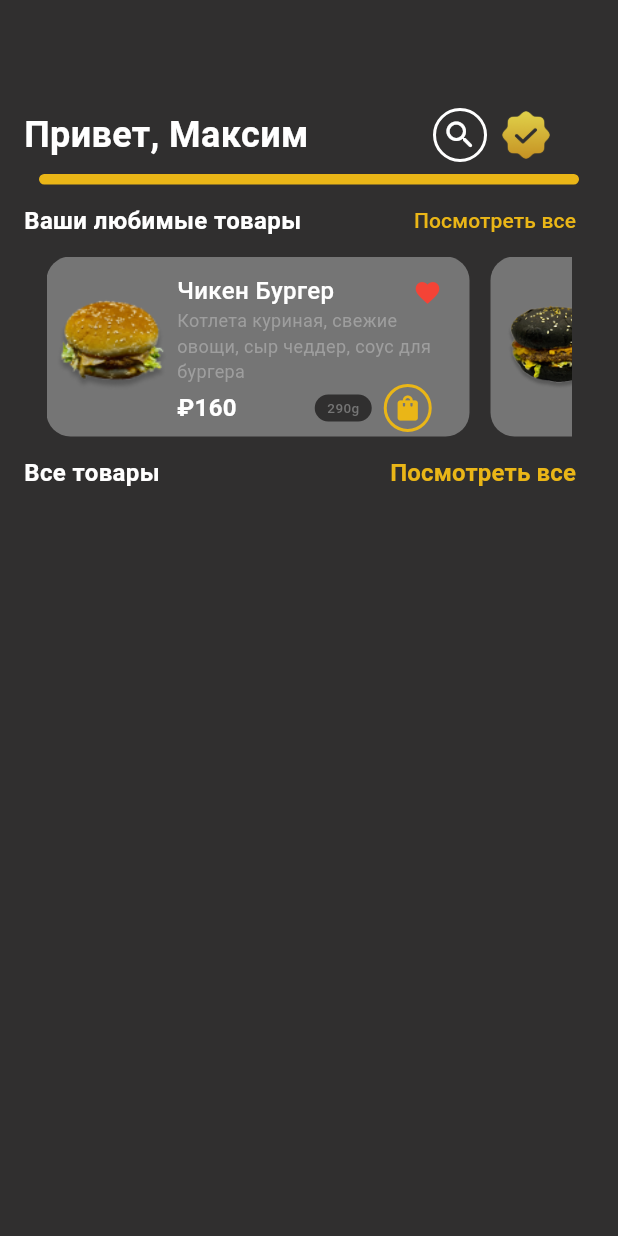
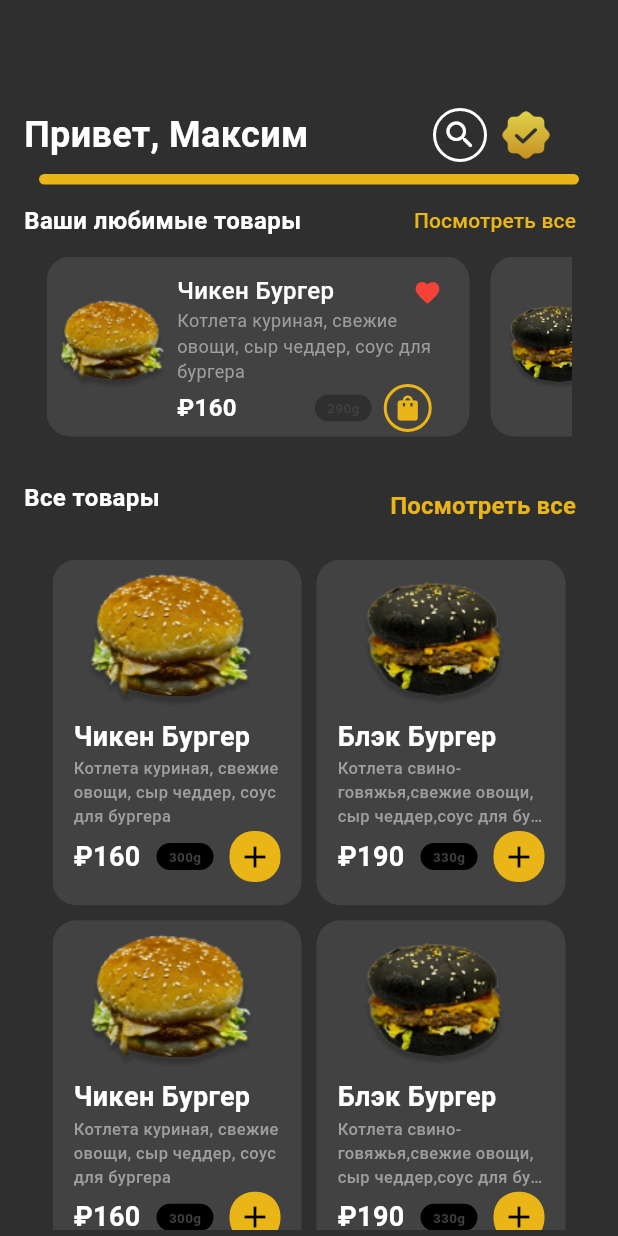
Before and after one commit to RahimjonIsmoilov/burger_app, a Flutter app: the MainPage screen opened directly, on a phone screen of 412 x 824 dp. Run offline on Flutter 3.47's test engine with Material 3 defaults, Android fonts, the phone set to English and light mode, and no system bars.

Commit message:
main change

```diff
--- /dev/null
+++ b/lib/main_page/local_date/foods_list.dart
@@ -0,0 +1,10 @@
+import 'package:burger_app/main_page/models/fooddmodel.dart';
+
+List<Fooddmodel> foods = [
+  Fooddmodel(description: "Котлета куриная, свежие овощи, сыр чеддер, соус для бургера",imgpath: "images/Chicken burger 2.png",name: "Чикен Бургер",price: "₽160",weight: "300g"),
+  Fooddmodel(imgpath: "images/Blackburger.png", name: "Блэк Бургер", description: "Котлета свино-говяжья,свежие овощи, сыр чеддер,соус для бургера", price: "₽190", weight: "330g"),
+  Fooddmodel(description: "Котлета куриная, свежие овощи, сыр чеддер, соус для бургера",imgpath: "images/Chicken burger 2.png",name: "Чикен Бургер",price: "₽160",weight: "300g"),
+  Fooddmodel(imgpath: "images/Blackburger.png", name: "Блэк Бургер", description: "Котлета свино-говяжья,свежие овощи, сыр чеддер,соус для бургера", price: "₽190", weight: "330g"),
+  Fooddmodel(description: "Котлета куриная, свежие овощи, сыр чеддер, соус для бургера",imgpath: "images/Chicken burger 2.png",name: "Чикен Бургер",price: "₽160",weight: "300g"),
+  Fooddmodel(imgpath: "images/Blackburger.png", name: "Блэк Бургер", description: "Котлета свино-говяжья,свежие овощи, сыр чеддер,соус для бургера", price: "₽190", weight: "330g")
+];
--- a/lib/main_page/main_page.dart
+++ b/lib/main_page/main_page.dart
@@ -1,5 +1,8 @@
+// import 'package:burger_app/main_page/local_date/food_list.dart';
 // import 'package:burger_app/main_page/local_date/food_list.dart';
 import 'package:burger_app/main_page/widgets/food_list.dart';
+import 'package:burger_app/main_page/widgets/foodcard.dart';
+import 'package:burger_app/main_page/widgets/foods.dart';
 import 'package:burger_app/varible.dart';
 import 'package:flutter/material.dart';
 
@@ -87,9 +90,12 @@ class MainPage extends StatelessWidget {
                       fontWeight: FontWeight.bold,
                       fontSize: 16),
                 ),
-                TextButton(
+                Padding(
+                  padding: const EdgeInsets.only(top: 22, bottom: 12),
+                  child: TextButton(
                       style: const ButtonStyle(
-                        overlayColor: MaterialStatePropertyAll(Colors.white24)),
+                          overlayColor:
+                              MaterialStatePropertyAll(Colors.white24)),
                       onPressed: () {},
                       child: Text(
                         "Посмотреть все",
@@ -97,21 +103,11 @@ class MainPage extends StatelessWidget {
                             color: maincolor,
                             fontWeight: FontWeight.bold,
                             fontSize: 16),
-                    ))
+                      )),
+                )
               ],
             ),
-            // Card(
-            //   elevation: 8,
-            //   child: GridView.builder(
-            //       padding: const EdgeInsets.all(12),
-            //       gridDelegate: const SliverGridDelegateWithMaxCrossAxisExtent(
-            //           maxCrossAxisExtent: 120,
-            //           childAspectRatio: 3 / 2,
-            //           crossAxisSpacing: 10,
-            //           mainAxisSpacing: 10),
-            //       itemCount: favfoodlists.length,
-            //       itemBuilder: (_, int index) {}),
-            // )
+            const Foods()
           ],
         ),
       ),
--- /dev/null
+++ b/lib/main_page/models/fooddmodel.dart
@@ -0,0 +1,9 @@
+class Fooddmodel {
+  final String imgpath;
+  final String name;
+  final String description;
+  final String price;
+  final String weight;
+  Fooddmodel( {
+    required this.imgpath,required this.name,required this.description,required this.price,required this.weight,} );
+}
--- /dev/null
+++ b/lib/main_page/widgets/foodcard.dart
@@ -0,0 +1,96 @@
+import 'package:burger_app/main_page/models/fooddmodel.dart';
+import 'package:burger_app/varible.dart';
+import 'package:flutter/material.dart';
+
+class FoodCard extends StatelessWidget {
+  const FoodCard({
+    super.key,
+    required this.fooddmodel,
+  });
+  final Fooddmodel fooddmodel;
+  @override
+  Widget build(BuildContext context) {
+    return Container(
+      padding: const EdgeInsets.only(
+        top: 6,
+        left: 14,
+        right: 14,
+      ),
+      height: 220,
+      width: 166,
+      decoration: BoxDecoration(
+          color: Colors.grey.shade800,
+          borderRadius: const BorderRadius.all(Radius.circular(16))),
+      child: Column(
+        crossAxisAlignment: CrossAxisAlignment.start,
+        children: [
+          Image(
+            image: AssetImage(fooddmodel.imgpath),
+            width: 129,
+            height: 99,
+          ),
+          Text(
+            fooddmodel.name,
+            style: const TextStyle(
+                fontSize: 18, fontWeight: FontWeight.bold, color: Colors.white),
+          ),
+          SizedBox(
+              width: 145,
+              height: 50,
+              child: Text(
+                fooddmodel.description,
+                overflow: TextOverflow.ellipsis,
+                maxLines: 3,
+                style: const TextStyle(
+                  fontWeight: FontWeight.w500,
+                  color: Colors.grey,
+                  fontSize: 11,
+                ),
+              )),
+          Row(
+            mainAxisAlignment: MainAxisAlignment.spaceBetween,
+            children: [
+              Text(
+                fooddmodel.price,
+                style: const TextStyle(
+                    color: Colors.white,
+                    fontSize: 18,
+                    fontWeight: FontWeight.bold),
+              ),
+              Container(
+                width: 38,
+                height: 18,
+                decoration: const BoxDecoration(
+                    color: Colors.black,
+                    borderRadius: BorderRadius.all(Radius.circular(16))),
+                child: Center(
+                    child: Text(
+                  fooddmodel.weight,
+                  style: TextStyle(
+                      fontSize: 9,
+                      fontWeight: FontWeight.bold,
+                      color: maincol2),
+                )),
+              ),
+              InkWell(
+                onTap: () {},
+                child: Container(
+                  width: 34,
+                  height: 34,
+                  decoration: BoxDecoration(
+                    color: maincolor,
+                    borderRadius: const BorderRadius.all(Radius.circular(16)),
+                  ),
+                  child: const Icon(
+                    Icons.add,
+                    color: Colors.black,
+                  ),
+                ),
+              )
+            ],
+          )
+        ],
+      ),
+    );
+  }
+}
--- /dev/null
+++ b/lib/main_page/widgets/foods.dart
@@ -0,0 +1,27 @@
+import 'package:burger_app/main_page/local_date/foods_list.dart';
+import 'package:burger_app/main_page/widgets/foodcard.dart';
+import 'package:flutter/material.dart';
+
+class Foods extends StatelessWidget {
+  const Foods({super.key});
+
+  @override
+  Widget build(BuildContext context) {
+    return SizedBox(
+      width: 342,
+      height: 447,
+      child: GridView.builder(
+        gridDelegate: const SliverGridDelegateWithFixedCrossAxisCount(
+          childAspectRatio: 0.72,
+          crossAxisCount: 2,
+          crossAxisSpacing: 10,
+          mainAxisSpacing: 10,
+        ),
+        itemCount: foods.length,
+        itemBuilder: (BuildContext context, int index) {
+          return FoodCard(fooddmodel: foods[index]);
+        },
+      ),
+    );
+  }
+}
--- a/lib/varible.dart
+++ b/lib/varible.dart
@@ -2,4 +2,4 @@ import 'package:flutter/material.dart';
 
 Color maincolor = const Color.fromARGB(255, 234, 182, 23);
 Color maincol1 = const Color.fromARGB(255, 48, 47, 47);
-Color maincol2 = Colors.grey.shade600;
+Color maincol2 = Colors.grey.shade800;
```
Also changed, not shown: images/Chicken burger 2.png (added). Lines whose indentation alone changed are shown as unchanged.
